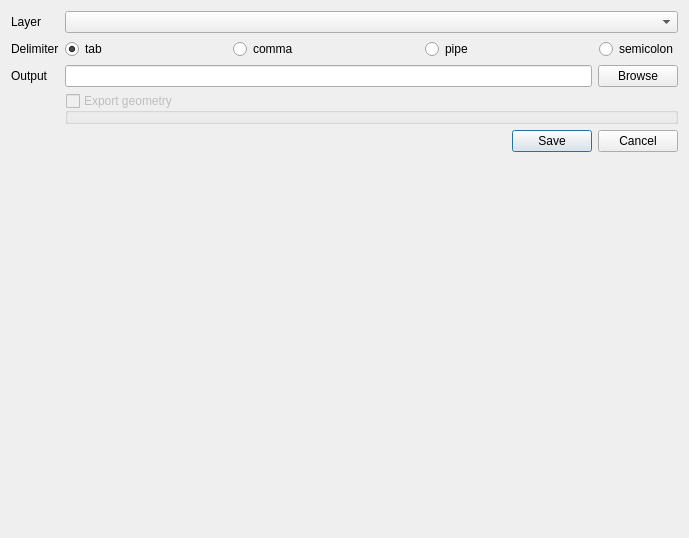
Gustry/GeoHealth, file ui/export/export_csv.ui: the form before one commit.
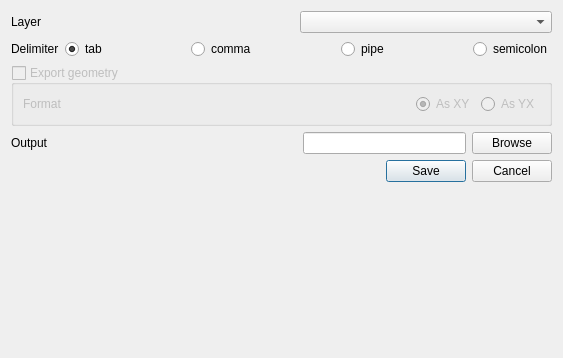
The form after the commit. Custom widgets are drawn as their Qt base class.

Commit message: WIP export geometry in CSV

```diff
--- a/ui/export/export_csv.ui
+++ b/ui/export/export_csv.ui
@@ -6,8 +6,8 @@
    <rect>
     <x>0</x>
     <y>0</y>
-    <width>689</width>
-    <height>538</height>
+    <width>563</width>
+    <height>358</height>
    </rect>
   </property>
   <property name="windowTitle">
@@ -15,18 +15,28 @@
   </property>
   <layout class="QVBoxLayout" name="verticalLayout">
    <item>
-    <layout class="QFormLayout" name="formLayout">
-     <property name="fieldGrowthPolicy">
-      <enum>QFormLayout::ExpandingFieldsGrow</enum>
-     </property>
-     <item row="0" column="0">
+    <layout class="QHBoxLayout" name="horizontalLayout">
+     <item>
       <widget class="QLabel" name="label_3">
        <property name="text">
         <string>Layer</string>
        </property>
       </widget>
      </item>
-     <item row="0" column="1">
+     <item>
+      <spacer name="horizontalSpacer_5">
+       <property name="orientation">
+        <enum>Qt::Horizontal</enum>
+       </property>
+       <property name="sizeHint" stdset="0">
+        <size>
+         <width>40</width>
+         <height>20</height>
+        </size>
+       </property>
+      </spacer>
+     </item>
+     <item>
       <widget class="QComboBox" name="cbx_layer">
        <property name="sizePolicy">
         <sizepolicy hsizetype="MinimumExpanding" vsizetype="Fixed">
@@ -36,15 +46,19 @@
        </property>
       </widget>
      </item>
-     <item row="1" column="0">
+    </layout>
+   </item>
+   <item>
+    <layout class="QHBoxLayout" name="horizontalLayout_5">
+     <item>
+      <layout class="QHBoxLayout" name="horizontalLayout_2">
+       <item>
       <widget class="QLabel" name="label">
        <property name="text">
         <string>Delimiter</string>
        </property>
       </widget>
      </item>
-     <item row="1" column="1">
-      <layout class="QHBoxLayout" name="horizontalLayout_2">
        <item>
         <widget class="QRadioButton" name="tab_delimiter">
          <property name="text">
@@ -117,51 +131,13 @@
        </item>
       </layout>
      </item>
-     <item row="2" column="0">
-      <widget class="QLabel" name="label_2">
-       <property name="text">
-        <string>Output</string>
-       </property>
-      </widget>
-     </item>
-     <item row="2" column="1">
-      <layout class="QHBoxLayout" name="horizontalLayout_3">
-       <item>
-        <widget class="QLineEdit" name="le_output">
-         <property name="inputMask">
-          <string notr="true"/>
-         </property>
-         <property name="text">
-          <string notr="true"/>
-         </property>
-         <property name="readOnly">
-          <bool>true</bool>
-         </property>
-         <property name="placeholderText">
-          <string notr="true"/>
-         </property>
-        </widget>
-       </item>
-       <item>
-        <widget class="QPushButton" name="bt_browse">
-         <property name="text">
-          <string>Browse</string>
-         </property>
-        </widget>
-       </item>
-      </layout>
-     </item>
-     <item row="3" column="1">
-      <widget class="QgsCollapsibleGroupBox" name="mGroupBox">
+    </layout>
+   </item>
+   <item>
+    <widget class="QgsCollapsibleGroupBox" name="export_geometry">
        <property name="enabled">
         <bool>false</bool>
        </property>
-       <property name="sizePolicy">
-        <sizepolicy hsizetype="MinimumExpanding" vsizetype="Preferred">
-         <horstretch>0</horstretch>
-         <verstretch>0</verstretch>
-        </sizepolicy>
-       </property>
        <property name="title">
         <string>Export geometry</string>
        </property>
@@ -177,32 +153,18 @@
        <property name="saveCollapsedState">
         <bool>false</bool>
        </property>
-       <widget class="QWidget" name="formLayoutWidget_2">
-        <property name="geometry">
-         <rect>
-          <x>7</x>
-          <y>36</y>
-          <width>253</width>
-          <height>50</height>
-         </rect>
-        </property>
-        <layout class="QFormLayout" name="formLayout_2">
-         <item row="0" column="0">
+     <layout class="QVBoxLayout" name="verticalLayout_2">
+      <item>
+       <layout class="QHBoxLayout" name="horizontalLayout_7">
+        <item>
+         <layout class="QHBoxLayout" name="horizontalLayout_4">
+          <item>
           <widget class="QLabel" name="label_4">
            <property name="text">
             <string>Format</string>
            </property>
           </widget>
          </item>
-         <item row="0" column="1">
-          <layout class="QHBoxLayout" name="horizontalLayout_4">
-           <item>
-            <widget class="QRadioButton" name="radioButton">
-             <property name="text">
-              <string>As XY</string>
-             </property>
-            </widget>
-           </item>
            <item>
             <spacer name="horizontalSpacer_4">
              <property name="orientation">
@@ -217,7 +179,17 @@
             </spacer>
            </item>
            <item>
-            <widget class="QRadioButton" name="radioButton_2">
+           <widget class="QRadioButton" name="as_xy">
+            <property name="text">
+             <string>As XY</string>
+            </property>
+            <property name="checked">
+             <bool>true</bool>
+            </property>
+           </widget>
+          </item>
+          <item>
+           <widget class="QRadioButton" name="as_yx">
              <property name="text">
               <string>As YX</string>
              </property>
@@ -225,16 +197,59 @@
            </item>
           </layout>
          </item>
-         <item row="1" column="0">
-          <widget class="QLabel" name="label_5">
+       </layout>
+      </item>
+     </layout>
+    </widget>
+   </item>
+   <item>
+    <layout class="QHBoxLayout" name="horizontalLayout_6">
+     <item>
+      <widget class="QLabel" name="label_2">
            <property name="text">
-            <string>CRS</string>
+        <string>Output</string>
            </property>
           </widget>
          </item>
-        </layout>
-       </widget>
-      </widget>
+     <item>
+      <spacer name="horizontalSpacer_6">
+       <property name="orientation">
+        <enum>Qt::Horizontal</enum>
+       </property>
+       <property name="sizeHint" stdset="0">
+        <size>
+         <width>40</width>
+         <height>20</height>
+        </size>
+       </property>
+      </spacer>
+     </item>
+     <item>
+      <layout class="QHBoxLayout" name="horizontalLayout_3">
+       <item>
+        <widget class="QLineEdit" name="le_output">
+         <property name="inputMask">
+          <string notr="true"/>
+         </property>
+         <property name="text">
+          <string notr="true"/>
+         </property>
+         <property name="readOnly">
+          <bool>true</bool>
+         </property>
+         <property name="placeholderText">
+          <string notr="true"/>
+         </property>
+        </widget>
+       </item>
+       <item>
+        <widget class="QPushButton" name="bt_browse">
+         <property name="text">
+          <string>Browse</string>
+         </property>
+        </widget>
+       </item>
+      </layout>
      </item>
     </layout>
    </item>
```
Lines whose indentation alone changed are shown as unchanged. The commit also changes 2 other files.
